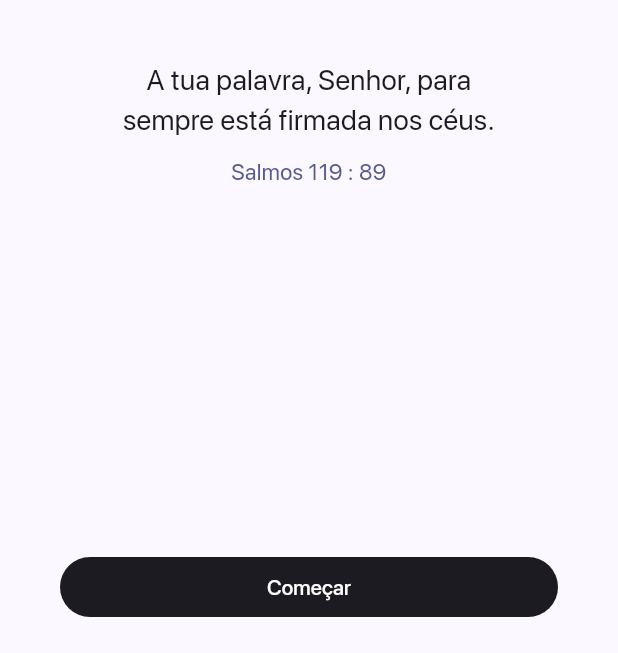
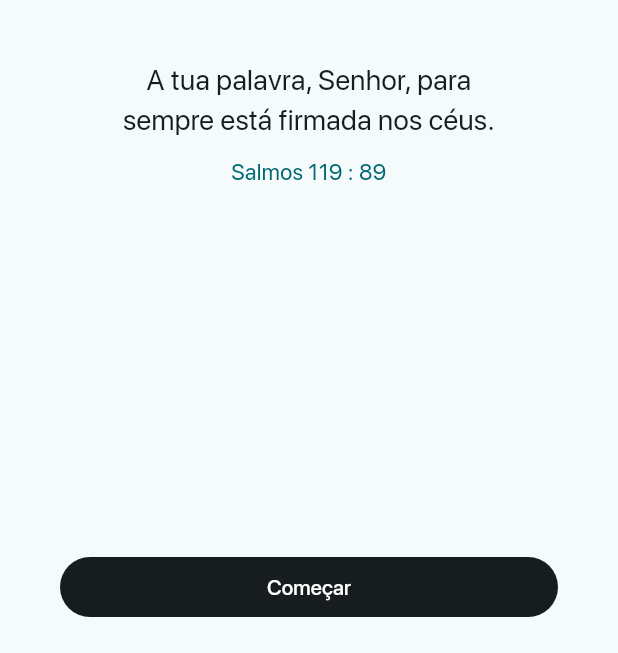
Before and after one commit to carllosnc/holy_bible_digital, a Flutter app: the screen it shows after launch, on a phone screen of 412 x 824 dp, the part 583-1236 px from its top. Run offline on Flutter 3.47's test engine with Material 3 defaults, Android fonts, the phone set to English and light mode, and no system bars; our stand-ins replace go_router, share_plus, shared_preferences; missing offline and left inert: shorebird_code_push, window_manager; statements that could not run were skipped; project files that could hold a hidden picture were left out.

Commit message:
Update colorSchemeSeed in appTheme

```diff
--- a/lib/core/themes/basic.theme.dart
+++ b/lib/core/themes/basic.theme.dart
@@ -3,7 +3,7 @@ import 'package:flutter/material.dart';
 appTheme({required bool isLight}) => ThemeData(
       useMaterial3: true,
       brightness: isLight ? Brightness.light : Brightness.dark,
-      colorSchemeSeed: const Color.fromARGB(255, 0, 26, 255),
+      colorSchemeSeed: Colors.grey,
       fontFamily: 'SFProDisplay',
       bottomSheetTheme: const BottomSheetThemeData(
         surfaceTintColor: Colors.transparent,
```
